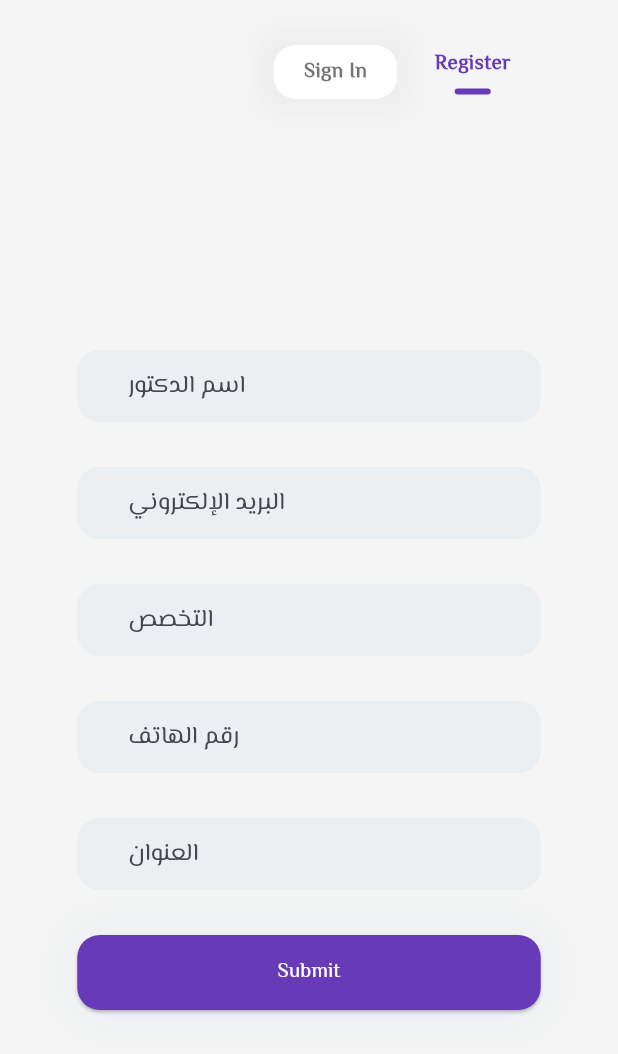
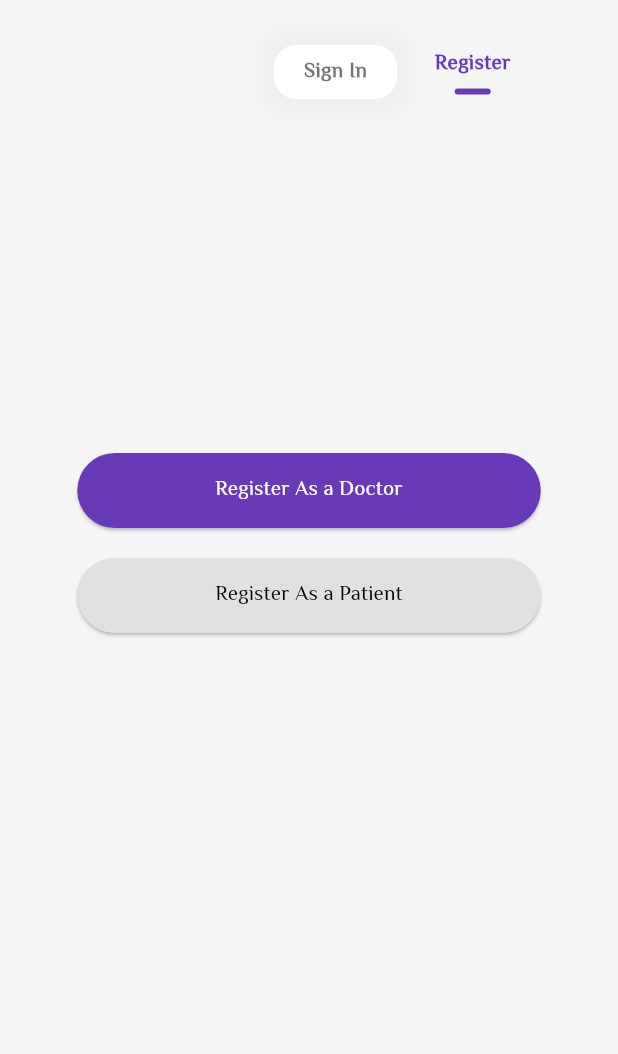
Before and after one commit to baraaMubarak/doctor, a Flutter app: the screen it shows after launch, after a tap on "Register", on a phone screen of 412 x 824 dp. Shown: the top 1054 px of the screen. Run offline on Flutter 3.47's test engine with Material 3 defaults, Android fonts, the phone set to English and light mode, and no system bars; our stand-ins replace flutter_bloc.

Commit message:
complete register ui

```diff
--- a/lib/logic/auth/auth_cubit.dart
+++ b/lib/logic/auth/auth_cubit.dart
@@ -5,6 +5,9 @@ import 'package:flutter_bloc/flutter_bloc.dart';
 class AuthCubit extends Cubit<AuthState>{
   AuthCubit(super.initialState);
   changeAuthType({required AuthType authType}){
-    emit(state.copyWith(authType: authType));
+    emit(state.copyWith(authType: authType,registerType: RegisterType.init));
+  }
+  changeRegisterType({required RegisterType registerType}){
+    emit(state.copyWith(registerType: registerType));
   }
 }
--- a/lib/logic/auth/auth_state.dart
+++ b/lib/logic/auth/auth_state.dart
@@ -1,16 +1,19 @@
 enum AuthType { login, register }
-enum RegisterType { doctor, patient }
+enum RegisterType { doctor, patient ,init}
 
 class AuthState {
   final AuthType? authType;
+  final RegisterType? registerType;
 
-  AuthState({this.authType});
+  AuthState({this.authType,this.registerType});
 
   AuthState copyWith({
     AuthType? authType,
+    RegisterType? registerType,
   }) {
     return AuthState(
         authType: authType ?? this.authType,
+      registerType: registerType ?? this.registerType,
     );
   }
 }
--- a/lib/presentation/auth/login.dart
+++ b/lib/presentation/auth/login.dart
@@ -8,19 +8,22 @@ class LoginPage extends StatelessWidget {
   @override
   Widget build(BuildContext context) {
     return BlocProvider<AuthCubit>(
-      create: (BuildContext context) => AuthCubit(AuthState(authType: AuthType.login)),
+      create: (BuildContext context) =>
+          AuthCubit(AuthState(authType: AuthType.login)),
       child: Scaffold(
         backgroundColor: const Color(0xFFf5f5f5),
         body: Container(
           padding: EdgeInsets.symmetric(
               horizontal: MediaQuery.of(context).size.width / 8),
-          child: Column(children: [
+          child: Column(
+            children: [
               Menu(),
               // MediaQuery.of(context).size.width >= 980
               //     ? Menu()
               //     : SizedBox(), // Responsive
               Expanded(child: Body())
-          ],),
+            ],
+          ),
         ),
       ),
     );
@@ -94,12 +97,17 @@ class Menu extends StatelessWidget {
       onTap: () {
         if (context != null) {
           context.read<AuthCubit>().changeAuthType(authType: authType!);
+
         }
       },
       child: MouseRegion(
         cursor: SystemMouseCursors.click,
         child: Container(
-          margin:  EdgeInsets.only(right: Responsive.isMobile(context!)?20:75, left:Responsive.isMobile(context!)?20: 75, top: 3, bottom: 3),
+          margin: EdgeInsets.only(
+              right: Responsive.isMobile(context!) ? 20 : 75,
+              left: Responsive.isMobile(context!) ? 20 : 75,
+              top: 3,
+              bottom: 3),
           child: Column(
             mainAxisAlignment: MainAxisAlignment.center,
             children: [
@@ -134,7 +142,8 @@ class Menu extends StatelessWidget {
     return InkWell(
       onTap: () => context.read<AuthCubit>().changeAuthType(authType: authType),
       child: Container(
-        padding: EdgeInsets.symmetric(horizontal: Responsive.isMobile(context!)?20:78, vertical: 8),
+        padding: EdgeInsets.symmetric(
+            horizontal: Responsive.isMobile(context!) ? 20 : 78, vertical: 8),
         decoration: BoxDecoration(
           color: Colors.white,
           borderRadius: BorderRadius.circular(15),
@@ -168,9 +177,10 @@ class Body extends StatelessWidget {
         // if()
 
         Visibility(
-            visible: Responsive.isTablet(context) || Responsive.isDesktop(context),
+          visible:
+              Responsive.isTablet(context) || Responsive.isDesktop(context),
           child: Expanded(
-              child: BlocBuilder<AuthCubit,AuthState>(
+            child: BlocBuilder<AuthCubit, AuthState>(
               builder: (context, state) {
                 bool isLoginPage = state.authType == AuthType.login;
                 return Container(
@@ -178,7 +188,7 @@ class Body extends StatelessWidget {
                     crossAxisAlignment: CrossAxisAlignment.start,
                     children: [
                       Text(
-                        '${isLoginPage?'Sign In':'Register'} to \nDoctor App',
+                        '${isLoginPage ? 'Sign In' : 'Register'} to \nDoctor App',
                         style: TextStyle(
                           fontSize: 45,
                           fontWeight: FontWeight.bold,
@@ -188,7 +198,7 @@ class Body extends StatelessWidget {
                         height: 30,
                       ),
                       Text(
-                        "If you ${isLoginPage?"don't ":''}have an account",
+                        "If you ${isLoginPage ? "don't " : ''}have an account",
                         style: TextStyle(
                             color: Colors.black54, fontWeight: FontWeight.bold),
                       ),
@@ -200,19 +210,23 @@ class Body extends StatelessWidget {
                           Text(
                             "You can",
                             style: TextStyle(
-                                color: Colors.black54, fontWeight: FontWeight.bold),
+                                color: Colors.black54,
+                                fontWeight: FontWeight.bold),
                           ),
                           SizedBox(width: 15),
                           InkWell(
                             onTap: () {
-                              if(isLoginPage) {
-                                context.read<AuthCubit>().changeAuthType(authType: AuthType.register);
-                              }else{
-                                context.read<AuthCubit>().changeAuthType(authType: AuthType.login);
+                              if (isLoginPage) {
+                                context.read<AuthCubit>().changeAuthType(
+                                    authType: AuthType.register);
+                              } else {
+                                context
+                                    .read<AuthCubit>()
+                                    .changeAuthType(authType: AuthType.login);
                               }
                             },
                             child: Text(
-                              "${isLoginPage?'Register':'LogIn'} here!",
+                              "${isLoginPage ? 'Register' : 'LogIn'} here!",
                               style: TextStyle(
                                   color: Colors.deepPurple,
                                   fontWeight: FontWeight.bold),
@@ -227,34 +241,38 @@ class Body extends StatelessWidget {
                   ),
                 );
               },
-
             ),
           ),
         ),
-        if(Responsive.isDesktop(context))
+        if (Responsive.isDesktop(context))
           Expanded(
             child: Image.asset(
               'images/illustration-1.png',
             ),
           ),
         Expanded(
-          child: Padding(
-            padding: EdgeInsets.only(
-                top: MediaQuery.of(context).size.height / 6),
           child: SingleChildScrollView(
             child: BlocBuilder<AuthCubit, AuthState>(
               builder: (context, state) {
                 if (state.authType == AuthType.register) {
+                  if(state.registerType == RegisterType.patient) {
                     return Container(
-                      child: _formDoctorRegister(),
+                      child: _formPatientRegister(context),
                     );
-                  }else{
+                  }else if(state.registerType == RegisterType.doctor) {
+                    return Container(
+                      child: _formDoctorRegister(context),
+                    );
+                  }
+                  return Container(
+                    child: _selectDoctorOrPatient(context),
+                  );
+                } else {
                   return Container(
                     child: _formLogin(),
                   );
                 }
               },
-              ),
             ),
           ),
         )
@@ -264,7 +282,9 @@ class Body extends StatelessWidget {
 
   Widget _formLogin() {
     return Column(
+      mainAxisAlignment: MainAxisAlignment.center,
       children: [
+        const SizedBox(height: 130,),
         TextField(
           decoration: InputDecoration(
             hintText: 'Enter email or Phone number',
@@ -364,15 +384,17 @@ class Body extends StatelessWidget {
       ],
     );
   }
+
   final _formKey = GlobalKey<FormState>();
 
-  Widget _formPatientRegister() {
+  Widget _formPatientRegister(BuildContext context) {
     return Expanded(
       child: SingleChildScrollView(
         child: Form(
           key: _formKey,
           child: Column(
             children: [
+              SizedBox(height: 50,),
               // Email
               TextFormField(
                 decoration: InputDecoration(
@@ -584,20 +606,27 @@ class Body extends StatelessWidget {
                   ),
                 ),
               ),
-              SizedBox(height: 50),
+              SizedBox(height: 5),
+              TextButton(onPressed: () {
+                context.read<AuthCubit>().changeRegisterType(registerType: RegisterType.doctor);
+              }, child: const Text('Register As A Doctor')),
+              SizedBox(height: 40),
             ],
           ),
         ),
       ),
     );
   }
-  Widget _formDoctorRegister() {
+
+  Widget _formDoctorRegister(BuildContext context) {
+
     return Expanded(
       child: SingleChildScrollView(
         child: Form(
           key: _formKey,
           child: Column(
             children: [
+              SizedBox(height: 50,),
               // Doctor Name
               TextFormField(
                 decoration: InputDecoration(
@@ -650,50 +679,9 @@ class Body extends StatelessWidget {
                 },
               ),
               SizedBox(height: 30),
-              /*
-              ElevatedButton(
-                onPressed: () {
-                  setState(() {
-                    isDoctor = true;
-                  });
-                },
-                style: ElevatedButton.styleFrom(
-                  backgroundColor:
-                      isDoctor ? Colors.deepPurple : Colors.grey[300],
-                  foregroundColor: isDoctor ? Colors.white : Colors.black,
-                ),
-                child: Text("Doctor"),
-              ),
-              SizedBox(width: 10),
-              ElevatedButton(
-                onPressed: () {
-                  setState(() {
-                    isDoctor = false;
-                  });
-                },
-                style: ElevatedButton.styleFrom(
-                  backgroundColor:
-                      isDoctor ? Colors.grey[300] : Colors.deepPurple,
-                  foregroundColor: isDoctor ? Colors.black : Colors.white,
-                ),
-                child: Text("Patient"),
-              ),
-            ],
-          ),
-          SizedBox(height: 20),
 
-          // Conditional Form
-          Expanded(
-            child: SingleChildScrollView(
-              child: Form(
-                key: _formKey,
-                child: Column(
-                  children: isDoctor ? _doctorFormFields() : _patientFormFields(),
-                ),
-              ),
-            ),
-          ),
-               */
+
+
 
               // Specialty
               TextFormField(
@@ -796,56 +784,55 @@ class Body extends StatelessWidget {
                   ),
                 ),
               ),
-              SizedBox(height: 50),
+              SizedBox(height: 5),
+              TextButton(onPressed: () {
+                context.read<AuthCubit>().changeRegisterType(registerType: RegisterType.patient);
+              }, child: const Text('Register As A Patient')),
+              SizedBox(height: 40),
             ],
           ),
         ),
       ),
     );
   }
+  Widget _selectDoctorOrPatient(BuildContext context){
+    return Column(
+      crossAxisAlignment: CrossAxisAlignment.stretch,
+      mainAxisAlignment: MainAxisAlignment.center,
+      children: [
+        SizedBox(height: MediaQuery.of(context).size.height / 4,),
+        SizedBox(
+          height: 50,
+          child: ElevatedButton(
+            onPressed: () {
+              context.read<AuthCubit>().changeRegisterType(registerType: RegisterType.doctor);
+            },
+            style: ElevatedButton.styleFrom(
+              backgroundColor:
+              Colors.deepPurple,
+              foregroundColor: Colors.white,
+            ),
+            child: Text("Register As a Doctor"),
+          ),
+        ),
+        SizedBox(height: 20),
+        SizedBox(
+          height: 50,
+          child: ElevatedButton(
+            onPressed: () {
+              context.read<AuthCubit>().changeRegisterType(registerType: RegisterType.patient);
+            },
+            style: ElevatedButton.styleFrom(
+              backgroundColor:
+              Colors.grey[300],
+              foregroundColor: Colors.black,
+            ),
+            child: Text("Register As a Patient"),
+          ),
+        ),
+      ],
+    );
+  }
 
 
-
-// Widget _loginWithButton({required String image, bool isActive = false}) {
-//   return Container(
-//     width: 90,
-//     height: 70,
-//     decoration: isActive
-//         ? BoxDecoration(
-//       color: Colors.white,
-//       boxShadow: [
-//         BoxShadow(
-//           color: Colors.grey.shade300,
-//           spreadRadius: 10,
-//           blurRadius: 30,
-//         )
-//       ],
-//       borderRadius: BorderRadius.circular(15),
-//     )
-//         : BoxDecoration(
-//       borderRadius: BorderRadius.circular(15),
-//       border: Border.all(color: Colors.grey.shade400),
-//     ),
-//     child: Center(
-//         child: Container(
-//           decoration: isActive
-//               ? BoxDecoration(
-//             color: Colors.white,
-//             borderRadius: BorderRadius.circular(35),
-//             boxShadow: [
-//               BoxShadow(
-//                 color: Colors.grey.shade400,
-//                 spreadRadius: 2,
-//                 blurRadius: 15,
-//               )
-//             ],
-//           )
-//               : BoxDecoration(),
-//           child: Image.asset(
-//             '$image',
-//             width: 35,
-//           ),
-//         )),
-//   );
-// }
 }
```
Lines whose indentation alone changed are shown as unchanged.
